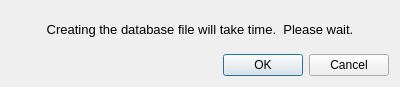
Above: confirm_create_database.ui from kroenecker/japanified before the change. Below: the same form after it.
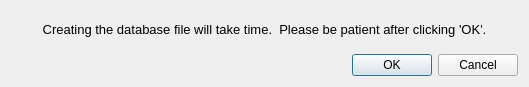
That is the form after the change.

Diff of the .ui file:
```diff
--- a/confirm_create_database.ui
+++ b/confirm_create_database.ui
@@ -6,7 +6,7 @@
    <rect>
     <x>0</x>
     <y>0</y>
-    <width>400</width>
+    <width>529</width>
     <height>87</height>
    </rect>
   </property>
@@ -21,7 +21,7 @@
 &lt;html&gt;&lt;head&gt;&lt;meta name=&quot;qrichtext&quot; content=&quot;1&quot; /&gt;&lt;style type=&quot;text/css&quot;&gt;
 p, li { white-space: pre-wrap; }
 &lt;/style&gt;&lt;/head&gt;&lt;body style=&quot; font-family:'Sans'; font-size:10pt; font-weight:400; font-style:normal;&quot;&gt;
-&lt;p align=&quot;center&quot; style=&quot; margin-top:0px; margin-bottom:0px; margin-left:0px; margin-right:0px; -qt-block-indent:0; text-indent:0px;&quot;&gt;Creating the database file will take time.  Please wait.&lt;/p&gt;&lt;/body&gt;&lt;/html&gt;</string>
+&lt;p align=&quot;center&quot; style=&quot; margin-top:0px; margin-bottom:0px; margin-left:0px; margin-right:0px; -qt-block-indent:0; text-indent:0px;&quot;&gt;Creating the database file will take time.  Please be patient after clicking 'OK'.&lt;/p&gt;&lt;/body&gt;&lt;/html&gt;</string>
      </property>
     </widget>
    </item>
```
Left out of the diff: 2 changed lines with no effect on the pictures.
